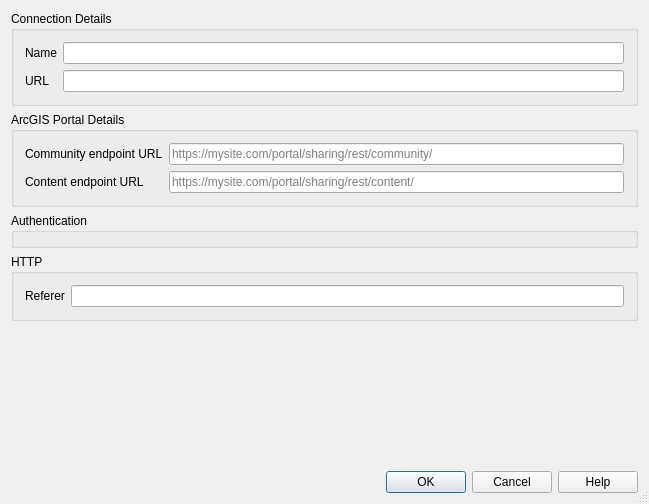
Above: src/ui/qgsnewarcgisrestconnectionbase.ui from qgis/QGIS before the change. Below: the same form after it.
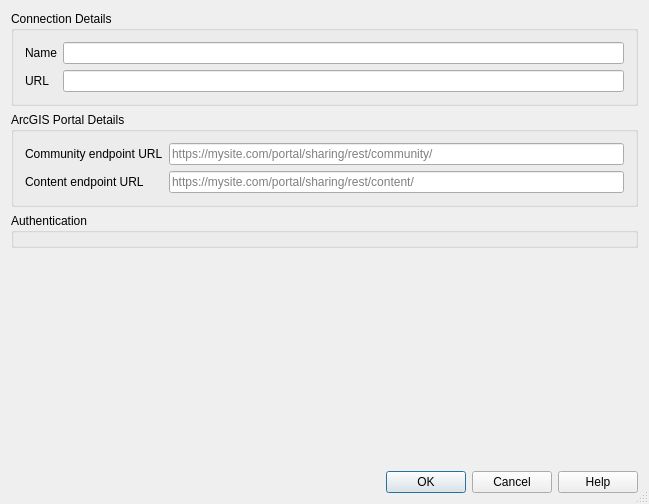
That is the form after the change. Custom widgets are drawn as their Qt base class.

Commit message: fix: replace referer http header by dedicated class QgsHttpHeader

The edit to the form file:
```diff
--- a/src/ui/qgsnewarcgisrestconnectionbase.ui
+++ b/src/ui/qgsnewarcgisrestconnectionbase.ui
@@ -28,23 +28,7 @@
     </widget>
    </item>
    <item row="3" column="0">
-    <widget class="QGroupBox" name="mHttpGroupBox">
-     <property name="title">
-      <string>HTTP</string>
-     </property>
-     <layout class="QHBoxLayout" name="horizontalLayout">
-      <item>
-       <widget class="QLabel" name="label">
-        <property name="text">
-         <string>Referer</string>
-        </property>
-       </widget>
-      </item>
-      <item>
-       <widget class="QgsFilterLineEdit" name="mRefererLineEdit"/>
-      </item>
-     </layout>
-    </widget>
+    <widget class="QgsHttpHeaderWidget" name="mHttpHeaders" native="true"/>
    </item>
    <item row="0" column="0">
     <widget class="QGroupBox" name="mGroupBox">
@@ -201,17 +185,18 @@
  </widget>
  <layoutdefault spacing="6" margin="11"/>
  <customwidgets>
-  <customwidget>
-   <class>QgsFilterLineEdit</class>
-   <extends>QLineEdit</extends>
-   <header>qgsfilterlineedit.h</header>
-  </customwidget>
   <customwidget>
    <class>QgsAuthSettingsWidget</class>
    <extends>QWidget</extends>
    <header>auth/qgsauthsettingswidget.h</header>
    <container>1</container>
   </customwidget>
+  <customwidget>
+   <class>QgsHttpHeaderWidget</class>
+   <extends>QWidget</extends>
+   <header>qgshttpheaderwidget.h</header>
+   <container>1</container>
+  </customwidget>
  </customwidgets>
  <tabstops>
   <tabstop>txtName</tabstop>
```
Left out of the diff: 125 changed lines with no effect on the pictures. The commit also changes 33 other files.
